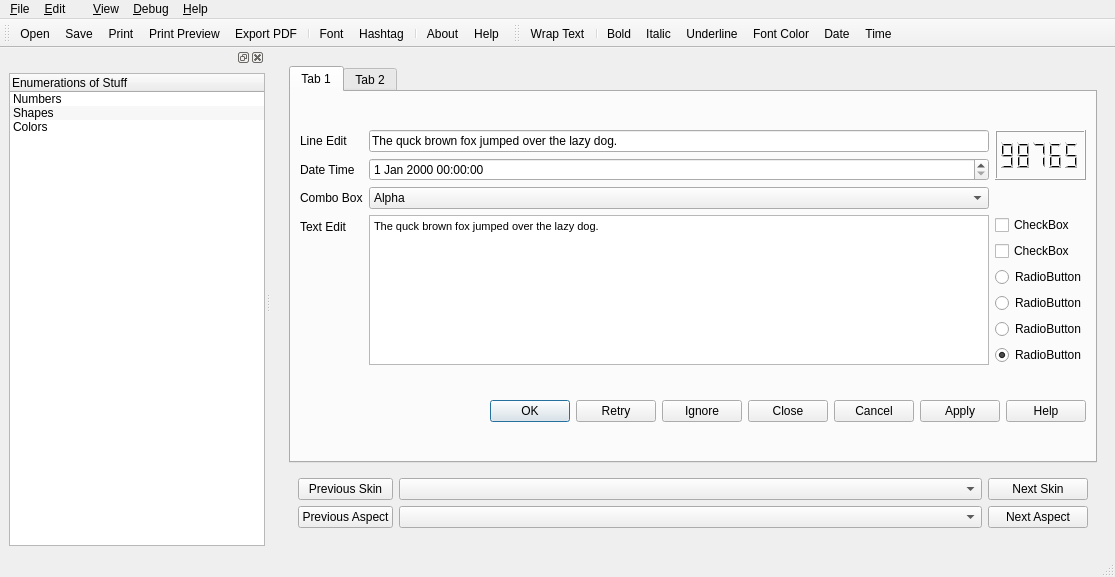
Old version of the form examples/style_test.ui in the repository gruntwurk/gwpycore.
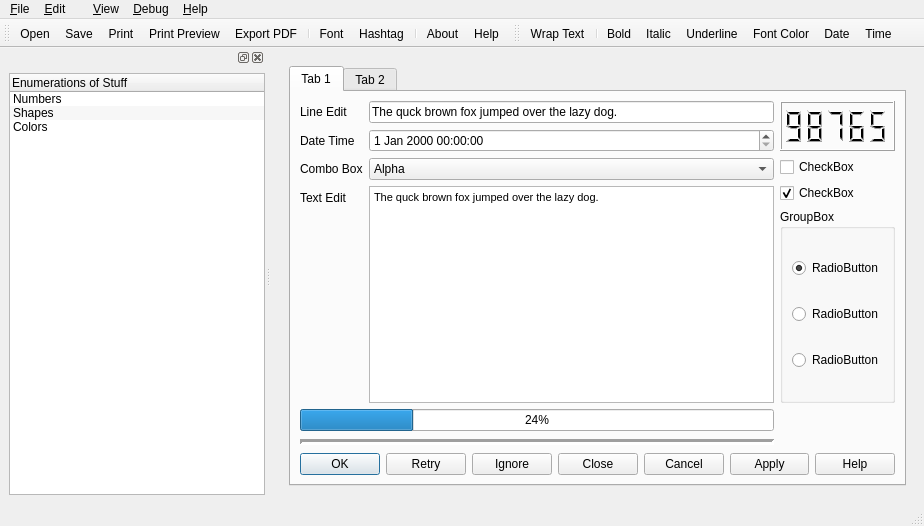
New version of the form. Icons and pictures are not drawn.

Commit message: Moved code dealing with skins into gw_gui/gw_gui_skins.py. IconAssets now immediately sets the theme to the fallback theme, in case the developer doesn't bother setting a different one. Added more controls to style_test.ui (progress bar, line, scrollbar).

Diff of the .ui file:
```diff
--- a/examples/style_test.ui
+++ b/examples/style_test.ui
@@ -6,8 +6,8 @@
    <rect>
     <x>0</x>
     <y>0</y>
-    <width>1115</width>
-    <height>577</height>
+    <width>924</width>
+    <height>526</height>
    </rect>
   </property>
   <property name="sizePolicy">
@@ -67,6 +67,96 @@
            <string>Tab 1</string>
           </attribute>
           <layout class="QGridLayout" name="gridLayout_3">
+           <item row="4" column="0" colspan="2">
+            <widget class="QDialogButtonBox" name="buttonBox_2">
+             <property name="standardButtons">
+              <set>QDialogButtonBox::Apply|QDialogButtonBox::Cancel|QDialogButtonBox::Close|QDialogButtonBox::Help|QDialogButtonBox::Ignore|QDialogButtonBox::Ok|QDialogButtonBox::Retry</set>
+             </property>
+            </widget>
+           </item>
+           <item row="0" column="1">
+            <widget class="QLCDNumber" name="ledOne">
+             <property name="sizePolicy">
+              <sizepolicy hsizetype="Minimum" vsizetype="Fixed">
+               <horstretch>0</horstretch>
+               <verstretch>0</verstretch>
+              </sizepolicy>
+             </property>
+             <property name="minimumSize">
+              <size>
+               <width>0</width>
+               <height>50</height>
+              </size>
+             </property>
+             <property name="smallDecimalPoint">
+              <bool>true</bool>
+             </property>
+             <property name="value" stdset="0">
+              <double>98765.000000000000000</double>
+             </property>
+            </widget>
+           </item>
+           <item row="2" column="0">
+            <widget class="QProgressBar" name="progressBar">
+             <property name="value">
+              <number>24</number>
+             </property>
+            </widget>
+           </item>
+           <item row="1" column="1">
+            <layout class="QVBoxLayout" name="verticalLayout_2">
+             <item>
+              <widget class="QCheckBox" name="checkBox_2">
+               <property name="text">
+                <string>CheckBox</string>
+               </property>
+              </widget>
+             </item>
+             <item>
+              <widget class="QCheckBox" name="checkBox_3">
+               <property name="text">
+                <string>CheckBox</string>
+               </property>
+               <property name="checked">
+                <bool>true</bool>
+               </property>
+              </widget>
+             </item>
+             <item>
+              <widget class="QGroupBox" name="groupBox">
+               <property name="title">
+                <string>GroupBox</string>
+               </property>
+               <layout class="QVBoxLayout" name="verticalLayout_4">
+                <item>
+                 <widget class="QRadioButton" name="radioButton">
+                  <property name="text">
+                   <string>RadioButton</string>
+                  </property>
+                  <property name="checked">
+                   <bool>true</bool>
+                  </property>
+                 </widget>
+                </item>
+                <item>
+                 <widget class="QRadioButton" name="radioButton_3">
+                  <property name="text">
+                   <string>RadioButton</string>
+                  </property>
+                 </widget>
+                </item>
+                <item>
+                 <widget class="QRadioButton" name="radioButton_6">
+                  <property name="text">
+                   <string>RadioButton</string>
+                  </property>
+                 </widget>
+                </item>
+               </layout>
+              </widget>
+             </item>
+            </layout>
+           </item>
            <item row="0" column="0" rowspan="2">
             <layout class="QFormLayout" name="formLayout">
              <item row="0" column="0">
@@ -144,90 +234,22 @@
              </item>
             </layout>
            </item>
-           <item row="1" column="1">
-            <layout class="QVBoxLayout" name="verticalLayout_2">
-             <item>
-              <widget class="QCheckBox" name="checkBox_2">
-               <property name="text">
-                <string>CheckBox</string>
-               </property>
-              </widget>
-             </item>
-             <item>
-              <widget class="QCheckBox" name="checkBox_3">
-               <property name="text">
-                <string>CheckBox</string>
-               </property>
-              </widget>
-             </item>
-             <item>
-              <widget class="QRadioButton" name="radioButton_2">
-               <property name="text">
-                <string>RadioButton</string>
-               </property>
-               <property name="checked">
-                <bool>false</bool>
-               </property>
-              </widget>
-             </item>
-             <item>
-              <widget class="QRadioButton" name="radioButton_4">
-               <property name="text">
-                <string>RadioButton</string>
-               </property>
-               <property name="checked">
-                <bool>false</bool>
-               </property>
-              </widget>
-             </item>
-             <item>
-              <widget class="QRadioButton" name="radioButton_3">
-               <property name="text">
-                <string>RadioButton</string>
-               </property>
-               <property name="checked">
-                <bool>false</bool>
-               </property>
-              </widget>
-             </item>
-             <item>
-              <widget class="QRadioButton" name="radioButton_5">
-               <property name="text">
-                <string>RadioButton</string>
-               </property>
-               <property name="checked">
-                <bool>true</bool>
-               </property>
-              </widget>
-             </item>
-            </layout>
-           </item>
-           <item row="2" column="0" colspan="2">
-            <widget class="QDialogButtonBox" name="buttonBox_2">
-             <property name="standardButtons">
-              <set>QDialogButtonBox::Apply|QDialogButtonBox::Cancel|QDialogButtonBox::Close|QDialogButtonBox::Help|QDialogButtonBox::Ignore|QDialogButtonBox::Ok|QDialogButtonBox::Retry</set>
-             </property>
-            </widget>
-           </item>
-           <item row="0" column="1">
-            <widget class="QLCDNumber" name="ledOne">
-             <property name="sizePolicy">
-              <sizepolicy hsizetype="Minimum" vsizetype="Fixed">
-               <horstretch>0</horstretch>
-               <verstretch>0</verstretch>
-              </sizepolicy>
-             </property>
+           <item row="3" column="0">
+            <widget class="Line" name="line">
              <property name="minimumSize">
               <size>
                <width>0</width>
-               <height>50</height>
+               <height>10</height>
               </size>
              </property>
-             <property name="smallDecimalPoint">
-              <bool>true</bool>
+             <property name="frameShadow">
+              <enum>QFrame::Sunken</enum>
              </property>
-             <property name="value" stdset="0">
-              <double>98765.000000000000000</double>
+             <property name="lineWidth">
+              <number>3</number>
+             </property>
+             <property name="orientation">
+              <enum>Qt::Horizontal</enum>
              </property>
             </widget>
            </item>
@@ -240,136 +262,6 @@
          </widget>
         </widget>
        </item>
-       <item>
-        <widget class="QWidget" name="widgetSkinStuff" native="true">
-         <property name="sizePolicy">
-          <sizepolicy hsizetype="Expanding" vsizetype="Fixed">
-           <horstretch>0</horstretch>
-           <verstretch>0</verstretch>
-          </sizepolicy>
-         </property>
-         <property name="minimumSize">
-          <size>
-           <width>0</width>
-           <height>54</height>
-          </size>
-         </property>
-         <layout class="QGridLayout" name="gridLayout_5">
-          <item row="0" column="0">
-           <layout class="QGridLayout" name="gridLayout_4">
-            <item row="0" column="0">
-             <widget class="QPushButton" name="buttonPreviousSkin">
-              <property name="sizePolicy">
-               <sizepolicy hsizetype="Maximum" vsizetype="Fixed">
-                <horstretch>0</horstretch>
-                <verstretch>0</verstretch>
-               </sizepolicy>
-              </property>
-              <property name="maximumSize">
-               <size>
-                <width>150</width>
-                <height>16777215</height>
-               </size>
-              </property>
-              <property name="text">
-               <string>Previous Skin</string>
-              </property>
-             </widget>
-            </item>
-            <item row="0" column="1">
-             <widget class="QComboBox" name="comboSkins">
-              <property name="sizePolicy">
-               <sizepolicy hsizetype="MinimumExpanding" vsizetype="Fixed">
-                <horstretch>0</horstretch>
-                <verstretch>0</verstretch>
-               </sizepolicy>
-              </property>
-             </widget>
-            </item>
-            <item row="0" column="2">
-             <widget class="QPushButton" name="buttonNextSkin">
-              <property name="sizePolicy">
-               <sizepolicy hsizetype="Maximum" vsizetype="Fixed">
-                <horstretch>0</horstretch>
-                <verstretch>0</verstretch>
-               </sizepolicy>
-              </property>
-              <property name="minimumSize">
-               <size>
-                <width>100</width>
-                <height>0</height>
-               </size>
-              </property>
-              <property name="maximumSize">
-               <size>
-                <width>150</width>
-                <height>16777215</height>
-               </size>
-              </property>
-              <property name="text">
-               <string>Next Skin</string>
-              </property>
-             </widget>
-            </item>
-            <item row="1" column="0">
-             <widget class="QPushButton" name="buttonPreviousAspect">
-              <property name="sizePolicy">
-               <sizepolicy hsizetype="Maximum" vsizetype="Fixed">
-                <horstretch>0</horstretch>
-                <verstretch>0</verstretch>
-               </sizepolicy>
-              </property>
-              <property name="maximumSize">
-               <size>
-                <width>150</width>
-                <height>16777215</height>
-               </size>
-              </property>
-              <property name="text">
-               <string>Previous Aspect</string>
-              </property>
-             </widget>
-            </item>
-            <item row="1" column="1">
-             <widget class="QComboBox" name="comboAspect">
-              <property name="sizePolicy">
-               <sizepolicy hsizetype="MinimumExpanding" vsizetype="Fixed">
-                <horstretch>0</horstretch>
-                <verstretch>0</verstretch>
-               </sizepolicy>
-              </property>
-             </widget>
-            </item>
-            <item row="1" column="2">
-             <widget class="QPushButton" name="buttonNextAspect">
-              <property name="sizePolicy">
-               <sizepolicy hsizetype="Maximum" vsizetype="Fixed">
-                <horstretch>0</horstretch>
-                <verstretch>0</verstretch>
-               </sizepolicy>
-              </property>
-              <property name="minimumSize">
-               <size>
-                <width>100</width>
-                <height>0</height>
-               </size>
-              </property>
-              <property name="maximumSize">
-               <size>
-                <width>150</width>
-                <height>16777215</height>
-               </size>
-              </property>
-              <property name="text">
-               <string>Next Aspect</string>
-              </property>
-             </widget>
-            </item>
-           </layout>
-          </item>
-         </layout>
-        </widget>
-       </item>
       </layout>
      </widget>
     </item>
@@ -380,7 +272,7 @@
     <rect>
      <x>0</x>
      <y>0</y>
-     <width>1115</width>
+     <width>924</width>
      <height>21</height>
     </rect>
    </property>
```
Left out of the diff: 93 changed lines with no effect on the pictures. The commit also changes 3 other files.
